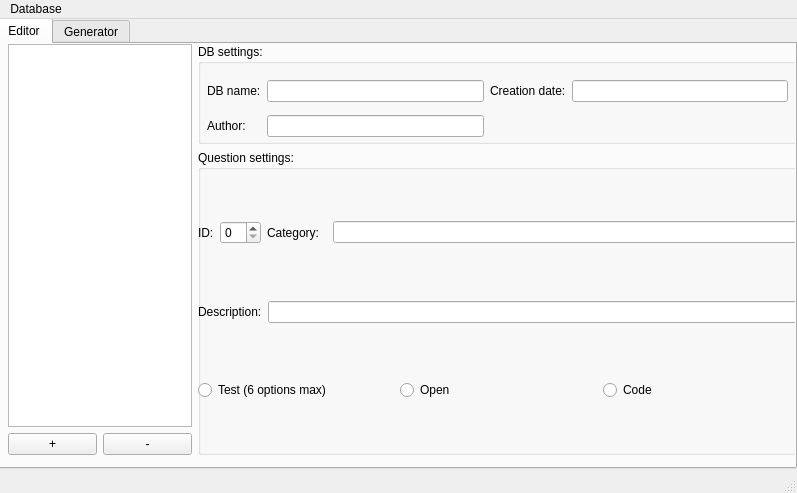
Qt form interviewUI.ui (garekkream/interviewDB) before a commit.
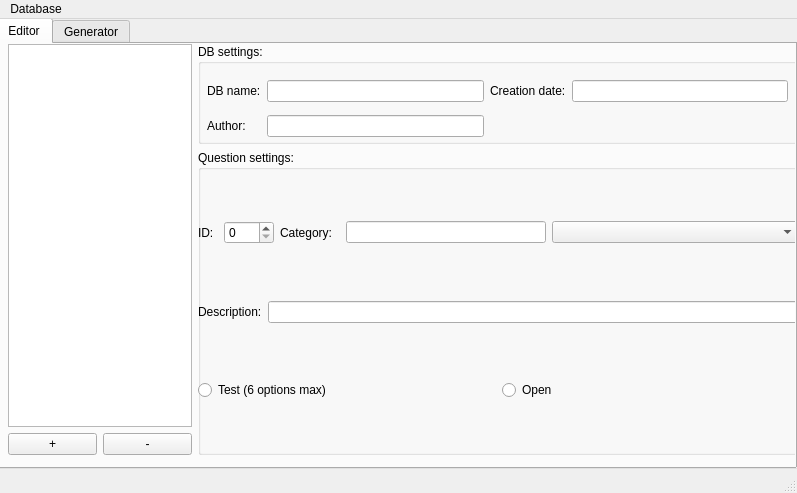
The same form after that commit.

Commit message: Combobox for category changes added

Patch:
```diff
--- a/interviewUI.ui
+++ b/interviewUI.ui
@@ -202,13 +202,29 @@
                    <height>0</height>
                   </size>
                  </property>
+                 <property name="maximumSize">
+                  <size>
+                   <width>50</width>
+                   <height>16777215</height>
+                  </size>
+                 </property>
                  <property name="text">
                   <string>Category:</string>
                  </property>
                 </widget>
                </item>
                <item row="0" column="3">
-                <widget class="QLineEdit" name="lineCategory"/>
+                <widget class="QLineEdit" name="lineCategory">
+                 <property name="maximumSize">
+                  <size>
+                   <width>200</width>
+                   <height>16777215</height>
+                  </size>
+                 </property>
+                </widget>
+               </item>
+               <item row="0" column="4">
+                <widget class="QComboBox" name="comboCategories"/>
                </item>
               </layout>
              </item>
@@ -242,13 +258,6 @@
                  </property>
                 </widget>
                </item>
-               <item>
-                <widget class="QRadioButton" name="radioCode">
-                 <property name="text">
-                  <string>Code</string>
-                 </property>
-                </widget>
-               </item>
               </layout>
              </item>
             </layout>
```
Left out of the diff: 4 changed lines with no effect on the pictures. The commit also changes 2 other files.
